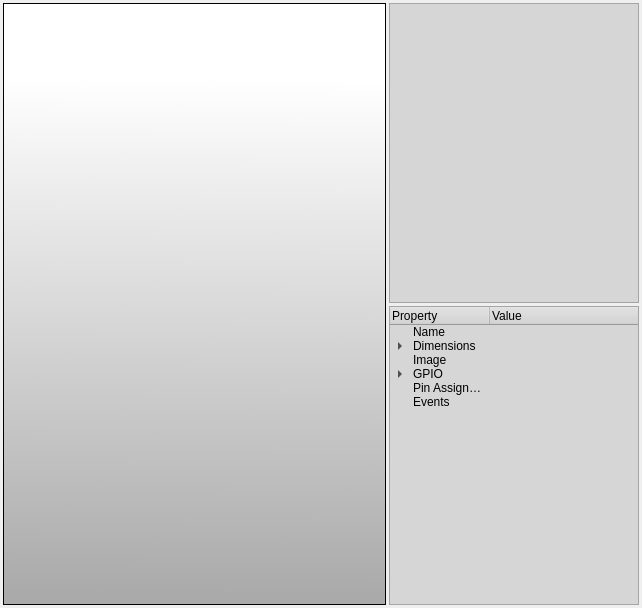
Before: the Qt Designer form src/hardwarelayoutwidget.ui in clixx-io/kayeiot, drawn with Qt 5.
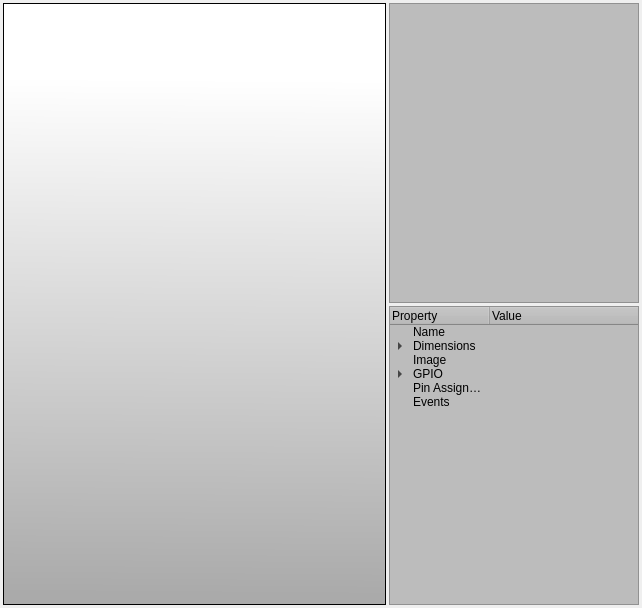
After: the same form once the commit is applied.

```diff
--- a/src/hardwarelayoutwidget.ui
+++ b/src/hardwarelayoutwidget.ui
@@ -59,7 +59,7 @@
         </size>
        </property>
        <property name="styleSheet">
-        <string notr="true">background-color: rgb(214, 214, 214);</string>
+        <string notr="true">background-color: rgb(188, 188, 188);</string>
        </property>
       </widget>
      </item>
@@ -78,7 +78,7 @@
         </size>
        </property>
        <property name="styleSheet">
-        <string notr="true">background-color: rgb(214, 214, 214);</string>
+        <string notr="true">background-color: rgb(188, 188, 188);</string>
        </property>
        <column>
         <property name="text">
```
